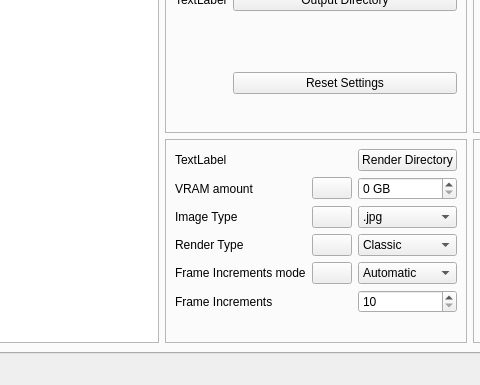
Old version of the form mainwindow.ui in the repository TNTwise/REAL-Video-Enhancer; both pictures show x 275 to 755 and y 233 to 618 of the 1194 by 618 pixel window.
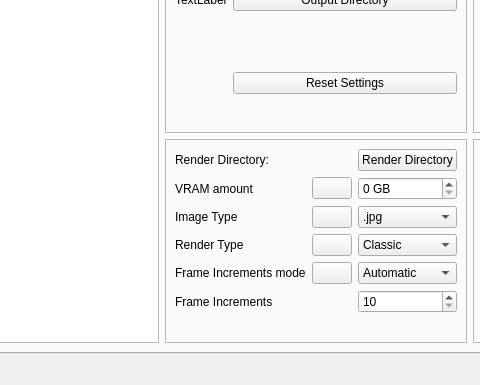
New version of the form. The open tabs and pages were chosen to show the change. Icons and pictures are not drawn.

Diff of the .ui file:
```diff
--- a/mainwindow.ui
+++ b/mainwindow.ui
@@ -588,7 +588,7 @@
                <item row="1" column="3">
                 <widget class="QLabel" name="RenderPathLabel">
                  <property name="text">
-                  <string>TextLabel</string>
+                  <string>Render Directory:</string>
                  </property>
                 </widget>
                </item>
```
Left out of the diff: 7 changed lines with no effect on the pictures.
